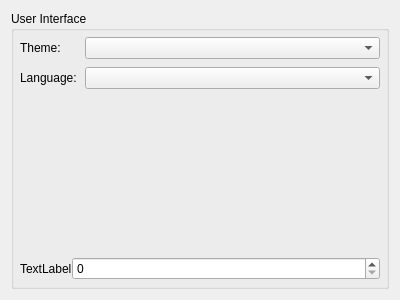
The window that App/modules/options/environment_option_widget.ui (fengzhu2007/anycode) describes before a commit, drawn with Qt 5.
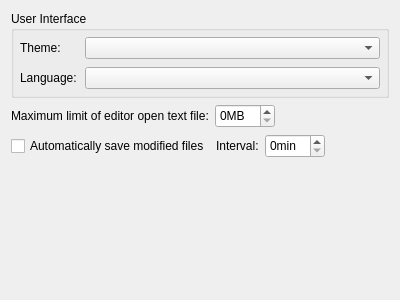
The same window after the commit.

Patch:
```diff
--- a/App/modules/options/environment_option_widget.ui
+++ b/App/modules/options/environment_option_widget.ui
@@ -13,7 +13,7 @@
   <property name="windowTitle">
    <string>Form</string>
   </property>
-  <layout class="QHBoxLayout" name="horizontalLayout">
+  <layout class="QVBoxLayout" name="verticalLayout_2">
    <item>
     <widget class="QGroupBox" name="groupBox">
      <property name="title">
@@ -21,7 +21,7 @@
      </property>
      <layout class="QVBoxLayout" name="verticalLayout">
       <property name="spacing">
-       <number>0</number>
+       <number>8</number>
       </property>
       <property name="leftMargin">
        <number>6</number>
@@ -65,23 +65,121 @@
         </item>
        </layout>
       </item>
-      <item>
-       <layout class="QHBoxLayout" name="horizontalLayout_2" stretch="0,1">
-        <item>
-         <widget class="QLabel" name="label_3">
-          <property name="text">
-           <string>TextLabel</string>
-          </property>
-         </widget>
-        </item>
-        <item>
-         <widget class="QSpinBox" name="spinBox"/>
-        </item>
-       </layout>
-      </item>
      </layout>
     </widget>
    </item>
+   <item>
+    <layout class="QHBoxLayout" name="horizontalLayout_2" stretch="0,1,0">
+     <item>
+      <widget class="QLabel" name="label_3">
+       <property name="text">
+        <string>Maximum limit of editor open text file:</string>
+       </property>
+      </widget>
+     </item>
+     <item>
+      <widget class="QSpinBox" name="texteditor_file_limit">
+       <property name="minimumSize">
+        <size>
+         <width>60</width>
+         <height>24</height>
+        </size>
+       </property>
+       <property name="maximumSize">
+        <size>
+         <width>60</width>
+         <height>16777215</height>
+        </size>
+       </property>
+       <property name="suffix">
+        <string notr="true">MB</string>
+       </property>
+      </widget>
+     </item>
+     <item>
+      <spacer name="horizontalSpacer">
+       <property name="orientation">
+        <enum>Qt::Horizontal</enum>
+       </property>
+       <property name="sizeHint" stdset="0">
+        <size>
+         <width>40</width>
+         <height>20</height>
+        </size>
+       </property>
+      </spacer>
+     </item>
+    </layout>
+   </item>
+   <item>
+    <layout class="QHBoxLayout" name="horizontalLayout_3">
+     <item>
+      <widget class="QCheckBox" name="auto_save">
+       <property name="text">
+        <string>Automatically save modified files</string>
+       </property>
+      </widget>
+     </item>
+     <item>
+      <widget class="QLabel" name="label_4">
+       <property name="sizePolicy">
+        <sizepolicy hsizetype="Minimum" vsizetype="Preferred">
+         <horstretch>0</horstretch>
+         <verstretch>0</verstretch>
+        </sizepolicy>
+       </property>
+       <property name="text">
+        <string>Interval:</string>
+       </property>
+      </widget>
+     </item>
+     <item>
+      <widget class="QSpinBox" name="auto_save_interval">
+       <property name="minimumSize">
+        <size>
+         <width>60</width>
+         <height>24</height>
+        </size>
+       </property>
+       <property name="maximumSize">
+        <size>
+         <width>60</width>
+         <height>16777215</height>
+        </size>
+       </property>
+       <property name="suffix">
+        <string>min</string>
+       </property>
+      </widget>
+     </item>
+     <item>
+      <spacer name="horizontalSpacer_2">
+       <property name="orientation">
+        <enum>Qt::Horizontal</enum>
+       </property>
+       <property name="sizeHint" stdset="0">
+        <size>
+         <width>40</width>
+         <height>20</height>
+        </size>
+       </property>
+      </spacer>
+     </item>
+    </layout>
+   </item>
+   <item>
+    <spacer name="verticalSpacer">
+     <property name="orientation">
+      <enum>Qt::Vertical</enum>
+     </property>
+     <property name="sizeHint" stdset="0">
+      <size>
+       <width>20</width>
+       <height>40</height>
+      </size>
+     </property>
+    </spacer>
+   </item>
   </layout>
  </widget>
  <resources/>
```
